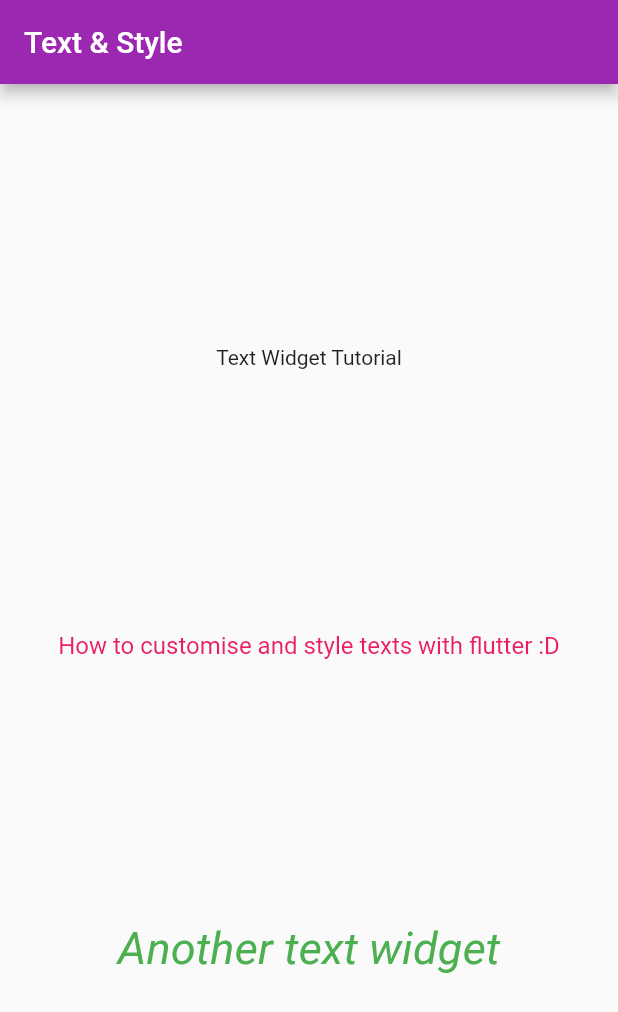
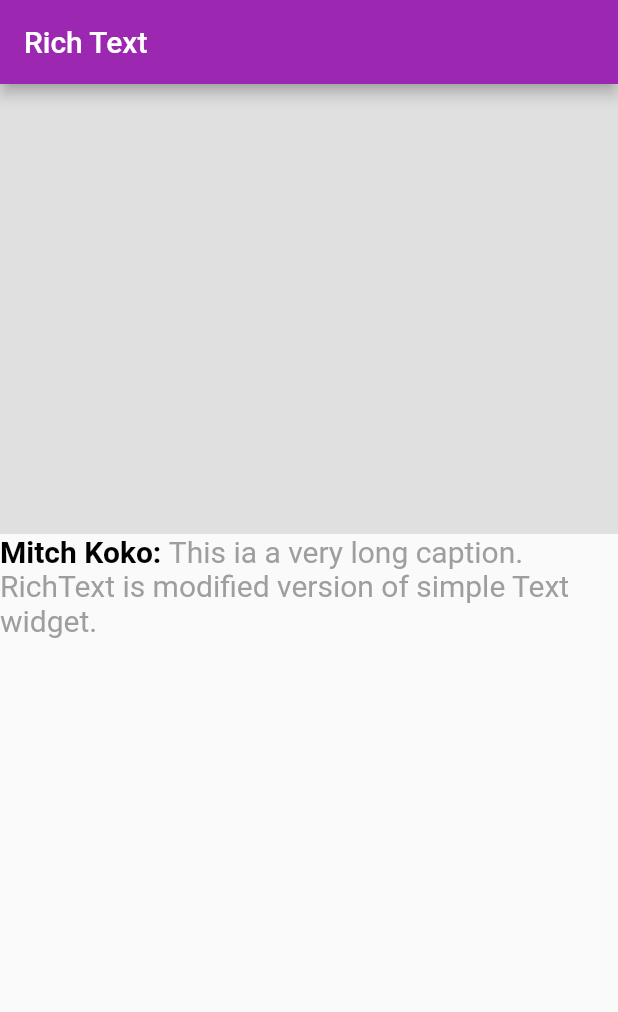
Before and after one commit to md-siam/widget_of_the_day, a Flutter app: the screen it shows after launch, on a phone screen of 412 x 824 dp. Shown: the top 1012 px of the screen. Run offline on Flutter 3.47's test engine with Material 2 defaults, Android fonts, the phone set to English and light mode, and no system bars.

Commit message:
richtext

```diff
--- /dev/null
+++ b/lib/18_rich_text/richtext.dart
@@ -0,0 +1,38 @@
+import 'package:flutter/material.dart';
+
+class MyRichText extends StatelessWidget {
+  const MyRichText({Key? key}) : super(key: key);
+
+  @override
+  Widget build(BuildContext context) {
+    return Scaffold(
+      appBar: AppBar(title: const Text('Rich Text')),
+      body: Column(
+        crossAxisAlignment: CrossAxisAlignment.start,
+        children: [
+          Container(
+            height: 300,
+            color: Colors.grey[300],
+          ),
+          RichText(
+            text: const TextSpan(
+              // default style
+              style: TextStyle(color: Colors.black, fontSize: 20),
+              children: [
+                TextSpan(
+                  text: 'Mitch Koko: ',
+                  style: TextStyle(fontWeight: FontWeight.bold),
+                ),
+                TextSpan(
+                  text:
+                      'This ia a very long caption. RichText is modified version of simple Text widget.',
+                  style: TextStyle(color: Colors.grey),
+                ),
+              ],
+            ),
+          )
+        ],
+      ),
+    );
+  }
+}
--- a/lib/main.dart
+++ b/lib/main.dart
@@ -30,7 +30,8 @@ class MyApp extends StatelessWidget {
       //home: const MyAnimatedContainer(),
       //home: const MyMediaQuery(),
       //home: const MyAlertDialog(),
-      home: const MyTextStyle(),
+      //home: const MyTextStyle(),
+      home: const MyRichText(),
     );
   }
 }
--- a/lib/routes.dart
+++ b/lib/routes.dart
@@ -16,3 +16,4 @@ export '14_animated-container/animatedcontainer.dart';
 export '15_media_query/mediaquery.dart';
 export '16_alert_dialog/alertdialog.dart';
 export '17_text&styling/text_n_styling.dart';
+export '18_rich_text/richtext.dart';
```
Also changed, not shown: 1 other file.
